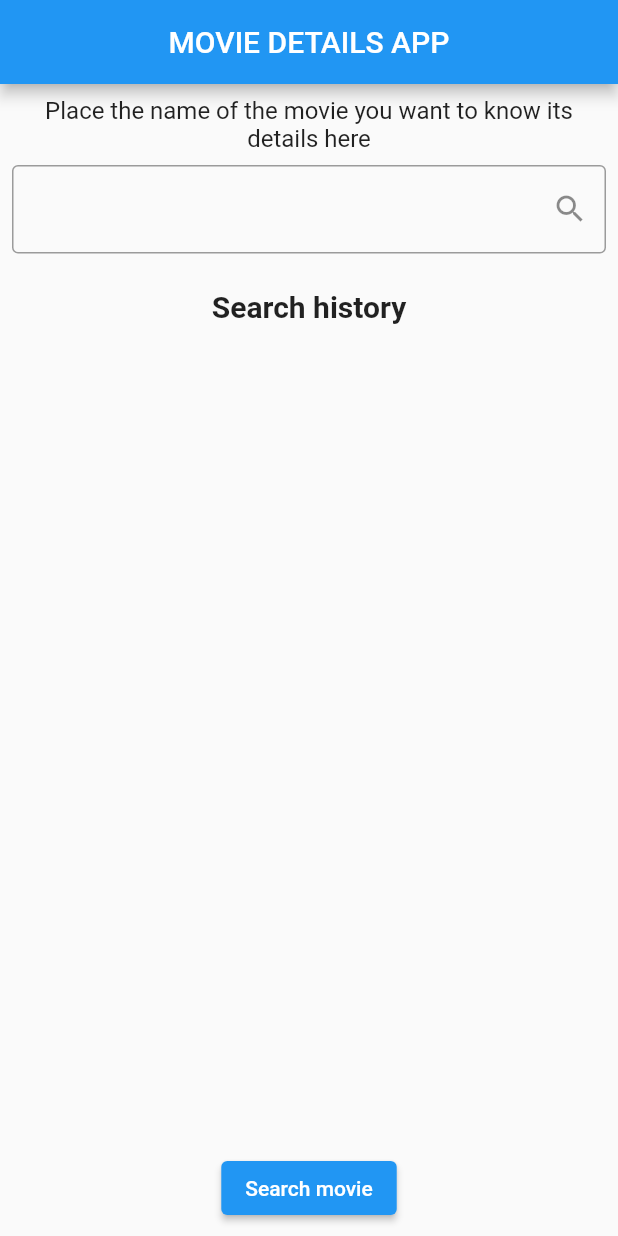
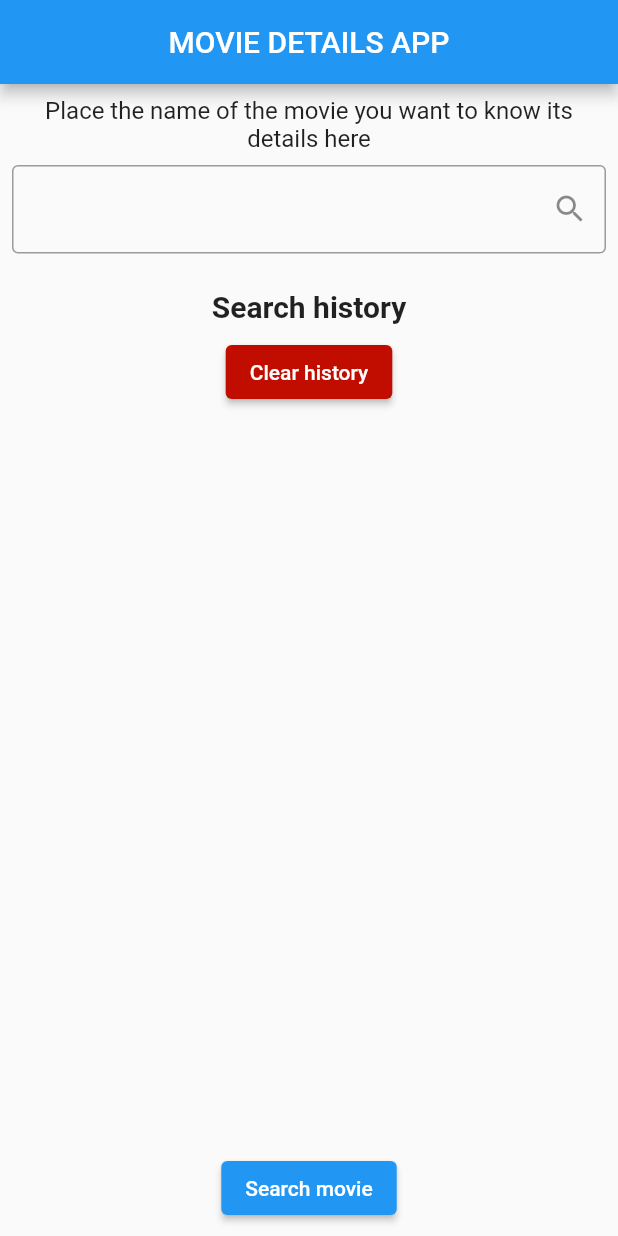
Before and after one commit to ricardoHS4/movie_app, a Flutter app: the screen it shows after launch, on a phone screen of 412 x 824 dp. Run offline on Flutter 3.47's test engine with Material 2 defaults, Android fonts, the phone set to English and light mode, and no system bars; missing offline and left inert: localstore.

Commit message:
Search history ready

```diff
--- a/lib/pages/home.dart
+++ b/lib/pages/home.dart
@@ -3,6 +3,7 @@ import 'package:movie_app/model/movie.dart';
 import 'package:movie_app/pages/movie_details.dart';
 import 'package:localstore/localstore.dart';
 import 'package:movie_app/widgets/search_bar.dart';
+import 'package:movie_app/widgets/search_history.dart';
 
 class Home extends StatefulWidget {
   const Home({Key? key}) : super(key: key);
@@ -18,62 +19,6 @@ class _HomeState extends State<Home> {
   @override
   Widget build(BuildContext context) {
     final db = Localstore.instance;
-
-    Future<Widget> searchHistoryFuture() async {
-      final items = await db.collection('search_history').get();
-      List<Movie> movieHistory = [];
-      if (items != null) {
-        items.forEach((key, value) {
-          movieHistory.add(Movie.fromJson(value));
-        });
-      }
-      List<Widget> historyMovieTiles = [];
-      for (int x = movieHistory.length - 1; x >= 0; x--) {
-        Movie movie = movieHistory[x];
-        historyMovieTiles.add(ListTile(
-          title: Text(movie.Title),
-          leading: CircleAvatar(backgroundImage: NetworkImage(movie.Poster)),
-          trailing: const Icon(Icons.arrow_forward),
-        ));
-      }
-
-      historyMovieTiles =
-          ListTile.divideTiles(context: context, tiles: historyMovieTiles)
-              .toList();
-
-      return Column(children: historyMovieTiles);
-    }
-
-    Widget searchHistory() {
-      return Expanded(
-        child: Column(
-          children: [
-            const Text("Search history",
-                style: TextStyle(fontWeight: FontWeight.bold, fontSize: 20)),
-            const SizedBox(height: 8),
-            FutureBuilder(
-              future: searchHistoryFuture(),
-              builder: (context, snapshot) {
-                if (snapshot.connectionState == ConnectionState.waiting) {
-                  return const Center(
-                    child: SizedBox(
-                      width: 100.0,
-                      height: 100.0,
-                      child: CircularProgressIndicator(),
-                    ),
-                  );
-                }
-                if (snapshot.hasError) {
-                  return Text(snapshot.error.toString());
-                } else {
-                  return snapshot.data!;
-                }
-              },
-            ),
-          ],
-        ),
-      );
-    }
 
     final searchButton = ElevatedButton(
       onPressed: () async {
@@ -106,12 +51,20 @@ class _HomeState extends State<Home> {
       appBar: AppBar(title: const Text("MOVIE DETAILS APP"), centerTitle: true),
       body: Padding(
         padding: const EdgeInsets.all(8.0),
-        child: Column(children: [
-          SearchBar(serachBarController: serachBarController, errorText: errorText),
-          SizedBox(height: 24),
-          searchHistory(),
-          searchButton,
-        ]),
+        child: Column(
+          children: [
+            SearchBar(
+                serachBarController: serachBarController, errorText: errorText),
+            const SizedBox(height: 24),
+            SearchHistory(
+              db: db,
+              setStateFunction: () {
+                setState(() {});
+              },
+            ),
+            searchButton,
+          ],
+        ),
       ),
     );
   }
--- a/lib/pages/movie_details.dart
+++ b/lib/pages/movie_details.dart
@@ -17,13 +17,17 @@ class MovieDetails extends StatelessWidget {
       return ListTile(title: Text(title), subtitle: Text(subtitle));
     }
 
-    final movieDetails = Column(
+    final movieDetails = Expanded(
+      child: SingleChildScrollView(
+        child: Column(
           children: [
             detailTile(title: "Release Date", subtitle: movie.Released),
             detailTile(
                 title: "Rotten Tomatoes Rating", subtitle: rottenTomatoesRating),
             detailTile(title: "Movie Plot", subtitle: movie.Plot),
           ],
+        ),
+      ),
     );
 
     return Scaffold(
--- a/lib/widgets/search_bar.dart
+++ b/lib/widgets/search_bar.dart
@@ -17,6 +17,7 @@ class SearchBar extends StatelessWidget {
         const SizedBox(height: 8),
         TextField(
           controller: serachBarController,
+          autofocus: false,
           decoration: InputDecoration(
             border: const OutlineInputBorder(),
             suffixIcon: const Icon(Icons.search),
--- a/lib/widgets/search_history.dart
+++ b/lib/widgets/search_history.dart
@@ -1 +1,103 @@
 import 'package:flutter/material.dart';
+import 'package:localstore/localstore.dart';
+import 'package:movie_app/model/movie.dart';
+import 'package:movie_app/pages/movie_details.dart';
+
+class SearchHistory extends StatelessWidget {
+  Localstore db;
+  Function setStateFunction;
+  SearchHistory({Key? key, required this.db, required this.setStateFunction})
+      : super(key: key);
+
+  @override
+  Widget build(BuildContext context) {
+    final clearHistoryButton = ElevatedButton(
+      onPressed: () async {
+        await db.collection("search_history").delete();
+        setStateFunction();
+      },
+      style: ButtonStyle(
+          backgroundColor:
+              MaterialStateProperty.all(const Color.fromARGB(255, 192, 13, 0))),
+      child: const Text("Clear history"),
+    );
+
+    Widget movieHistoryTile(Movie movie) {
+      return ListTile(
+        title: Text(movie.Title),
+        leading: CircleAvatar(backgroundImage: NetworkImage(movie.Poster)),
+        trailing: const Icon(Icons.arrow_forward),
+        onTap: () {
+          Navigator.push(
+            context,
+            MaterialPageRoute(builder: (context) => MovieDetails(movie: movie)),
+          );
+        },
+      );
+    }
+
+    Future<Widget> searchHistoryFuture() async {
+      final items = await db.collection('search_history').get();
+      List<Movie> movieHistory = [];
+      if (items != null) {
+        items.forEach((key, value) {
+          movieHistory.add(Movie.fromJson(value));
+        });
+      }
+      //List is reversed to show the most recent searches first
+      movieHistory = movieHistory.reversed.toList();
+
+      //Duplicates are not shown, so we only consider unique movies
+      var seen = Set<String>();
+      List<Movie> uniquelist =
+          movieHistory.where((movie) => seen.add(movie.Title)).toList();
+
+      List<Widget> historyMovieTiles = [];
+      for (int x = 0; x < uniquelist.length; x++) {
+        Movie movie = uniquelist[x];
+        historyMovieTiles.add(movieHistoryTile(movie));
+      }
+
+      historyMovieTiles =
+          ListTile.divideTiles(context: context, tiles: historyMovieTiles)
+              .toList();
+
+      historyMovieTiles.add(clearHistoryButton);
+
+      return SingleChildScrollView(child: Column(children: historyMovieTiles));
+    }
+
+    Widget searchHistoryContent() {
+      return FutureBuilder(
+        future: searchHistoryFuture(),
+        builder: (context, snapshot) {
+          if (snapshot.connectionState == ConnectionState.waiting) {
+            return const Center(
+              child: SizedBox(
+                width: 100.0,
+                height: 100.0,
+                child: CircularProgressIndicator(),
+              ),
+            );
+          }
+          if (snapshot.hasError) {
+            return Text(snapshot.error.toString());
+          } else {
+            return snapshot.data!;
+          }
+        },
+      );
+    }
+
+    return Expanded(
+      child: Column(
+        children: [
+          const Text("Search history",
+              style: TextStyle(fontWeight: FontWeight.bold, fontSize: 20)),
+          const SizedBox(height: 8),
+          Expanded(child: searchHistoryContent()),
+        ],
+      ),
+    );
+  }
+}
```
Lines whose indentation alone changed are shown as unchanged.
